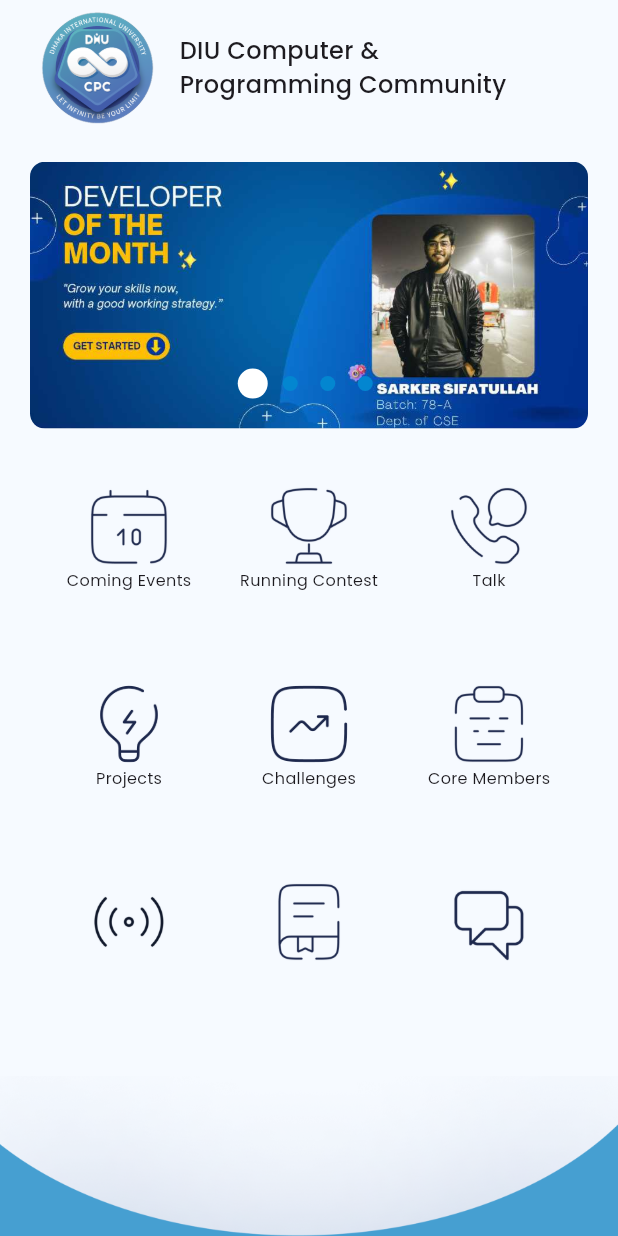
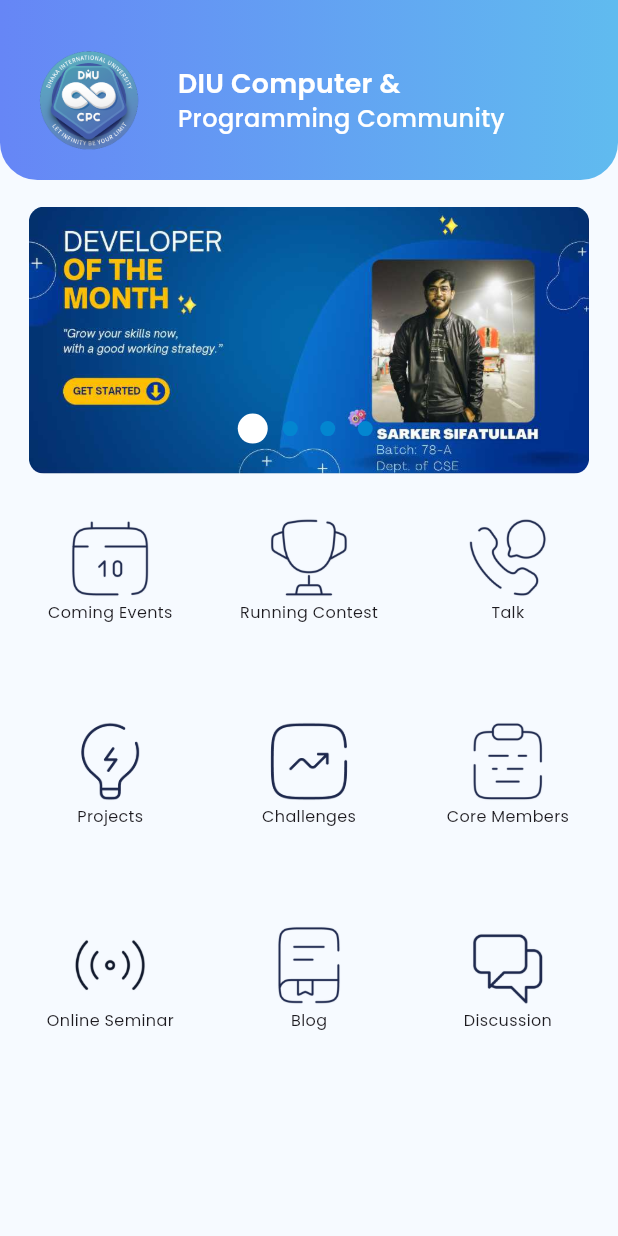
Before and after one commit to sifatullah-haque/UniBuddy, a Flutter app: the DiuCpc screen opened directly, on a phone screen of 412 x 824 dp. Run offline on Flutter 3.47's test engine with Material 3 defaults, Android fonts, the light colour scheme and no system bars; our stand-ins replace another_carousel_pro, cloud_firestore, firebase_auth, firebase_core, firebase_storage, flutter_screenutil and 5 more; accounts and stored records are empty.

```diff
--- a/lib/pages/Specific_Club/DIU_CPC/diu_cpc.dart
+++ b/lib/pages/Specific_Club/DIU_CPC/diu_cpc.dart
@@ -11,37 +11,94 @@
   Widget build(BuildContext context) {
     return Scaffold(
       backgroundColor: Coloris.backgroundColor,
-      body: Padding(
-        padding: const EdgeInsets.symmetric(horizontal: 20.0),
-        child: SafeArea(
+      body: Container(
+        color: Coloris.backgroundColor,
+        child: SingleChildScrollView(
           child: Column(
             children: [
-              Row(
+              _buildHeader(),
+              SizedBox(height: 20.h),
+              _buildCarousel(),
+              SizedBox(height: 30.h),
+              const SpecificPageGridviewWithIcons(),
+            ],
+          ),
+        ),
+      ),
+    );
+  }
+
+  Widget _buildHeader() {
+    return Container(
+      decoration: const BoxDecoration(
+        borderRadius: BorderRadius.only(
+          bottomLeft: Radius.circular(25.0),
+          bottomRight: Radius.circular(25.0),
+        ),
+        gradient: LinearGradient(
+          begin: Alignment.centerLeft,
+          end: Alignment.centerRight,
+          colors: [Color(0xff6686F6), Color(0xff60BBEF)],
+        ),
+      ),
+      child: SafeArea(
+        child: Padding(
+          padding: EdgeInsets.symmetric(horizontal: 20.w),
+          child: Column(
+            children: [
+              SizedBox(height: 30.h),
+              _buildLogoAndClubInfo(),
+              SizedBox(height: 15.h),
+            ],
+          ),
+        ),
+      ),
+    );
+  }
+
+  Widget _buildLogoAndClubInfo() {
+    return Row(
+      mainAxisAlignment: MainAxisAlignment.start,
       children: [
         const CircleAvatar(
-                    radius: 45.0,
+          radius: 40.0,
           backgroundColor: Colors.transparent,
           backgroundImage: AssetImage("assets/logos/CPC.png"),
         ),
-                  SizedBox(
-                    width: 10.w,
+        SizedBox(width: 20.w),
+        Column(
+          crossAxisAlignment: CrossAxisAlignment.start,
+          children: [
+            Text(
+              "DIU Computer &",
+              style: TextStyle(
+                color: Coloris.white,
+                fontSize: 20.sp,
+                fontWeight: FontWeight.w600,
+              ),
             ),
             Text(
-                    "DIU Computer & \nProgramming Community",
-                    style:
-                        TextStyle(fontSize: 18.sp, fontWeight: FontWeight.w500),
-                  )
+              "Programming Community",
+              style: TextStyle(
+                color: Coloris.white,
+                fontSize: 18.sp,
+                fontWeight: FontWeight.w500,
+              ),
+            ),
           ],
         ),
-              SizedBox(
-                height: 20.h,
-              ),
-              SizedBox(
+      ],
+    );
+  }
+
+  Widget _buildCarousel() {
+    return Padding(
+      padding: EdgeInsets.symmetric(horizontal: 20.w),
+      child: SizedBox(
         height: 200.h,
         width: double.infinity,
         child: ClipRRect(
-                  borderRadius: BorderRadius.circular(
-                      10.0), // Adjust the radius as needed
+          borderRadius: BorderRadius.circular(10.0),
           child: AnotherCarousel(
             images: const [
               AssetImage("assets/banner/specific_page/DOM.jpg"),
@@ -56,23 +113,6 @@
           ),
         ),
       ),
-              SizedBox(
-                height: 40.h,
-              ),
-              SpecificPageGridviewWithIcons(),
-            ],
-          ),
-        ),
-      ),
-      bottomNavigationBar: Container(
-        decoration: const BoxDecoration(
-          image: DecorationImage(
-            image: AssetImage("assets/svg/button_svg.png"),
-            fit: BoxFit.cover,
-          ),
-        ),
-        height: 120.h, // Adjust the height as needed
-      ),
     );
   }
 }
--- a/lib/pages/Specific_Club/DIU_CPC/gridview_with_icons.dart
+++ b/lib/pages/Specific_Club/DIU_CPC/gridview_with_icons.dart
@@ -8,57 +8,36 @@
 
   @override
   Widget build(BuildContext context) {
+    // List of grid items
+    final List<Map<String, String>> gridItems = [
+      {"icon": "Coming_Events", "title": "Coming Events"},
+      {"icon": "Running_Contest", "title": "Running Contest"},
+      {"icon": "Talk", "title": "Talk"},
+      {"icon": "Projects", "title": "Projects"},
+      {"icon": "Challenges", "title": "Challenges"},
+      {"icon": "Core_Members", "title": "Core Members"},
+      {"icon": "Online_Seminar", "title": "Online Seminar"},
+      {"icon": "Blog", "title": "Blog"},
+      {"icon": "Discussion", "title": "Discussion"}
+    ];
+
     return Padding(
-      padding: const EdgeInsets.symmetric(horizontal: 10.0),
+      padding: EdgeInsets.symmetric(horizontal: 15.w),
       child: Column(
         children: [
-          SizedBox(
-              height: 360.h,
-              child: GridView(
-                gridDelegate: const SliverGridDelegateWithFixedCrossAxisCount(
-                    crossAxisCount: 3,
-                    // childAspectRatio: 2 / 3,
-                    crossAxisSpacing: 8.0,
-                    mainAxisSpacing: 20.0),
-                children: [
-                  GridViewIcons(
-                    title: "Coming Events",
-                    icon: "Coming_Events",
-                  ),
-                  GridViewIcons(
-                    icon: "Running_Contest",
-                    title: "Running Contest",
-                  ),
-                  GridViewIcons(
-                    icon: "Talk",
-                    title: "Talk",
-                  ),
-                  GridViewIcons(
-                    icon: "Projects",
-                    title: "Projects",
-                  ),
-                  GridViewIcons(
-                    icon: "Challenges",
-                    title: "Challenges",
-                  ),
-                  GridViewIcons(
-                    icon: "Core_Members",
-                    title: "Core Members",
-                  ),
-                  GridViewIcons(
-                    icon: "Online_Seminar",
-                    title: "Online Seminar",
-                  ),
-                  GridViewIcons(
-                    icon: "Blog",
-                    title: "Blog",
-                  ),
-                  GridViewIcons(
-                    icon: "Discussion",
-                    title: "Discussion",
-                  )
-                ],
-              ))
+          GridView.count(
+            physics: NeverScrollableScrollPhysics(), // Disable scrolling
+            shrinkWrap: true, // Use only the space needed
+            crossAxisCount: 3,
+            crossAxisSpacing: 15.w,
+            mainAxisSpacing: 20.h,
+            children: gridItems
+                .map((item) => GridViewIcons(
+                      icon: item["icon"]!,
+                      title: item["title"]!,
+                    ))
+                .toList(),
+          )
         ],
       ),
     );
--- a/lib/pages/home_page/Idea/Idea.dart
+++ b/lib/pages/home_page/Idea/Idea.dart
@@ -33,9 +33,9 @@
 
   final List<String> clubs = [
     'DIU Computer Programming Club',
-    'DIU Career Development Club',
-    'DIU Film & Photography Club',
-    'DIU Sports Club',
+    // 'DIU Career Development Club',
+    // 'DIU Film & Photography Club',
+    // 'DIU Sports Club',
   ];
 
   @override
```
Also changed, not shown: lib/pages/home_page/Join_Club/join_club.dart (+100 -12 lines). Lines whose indentation alone changed are shown as unchanged.
